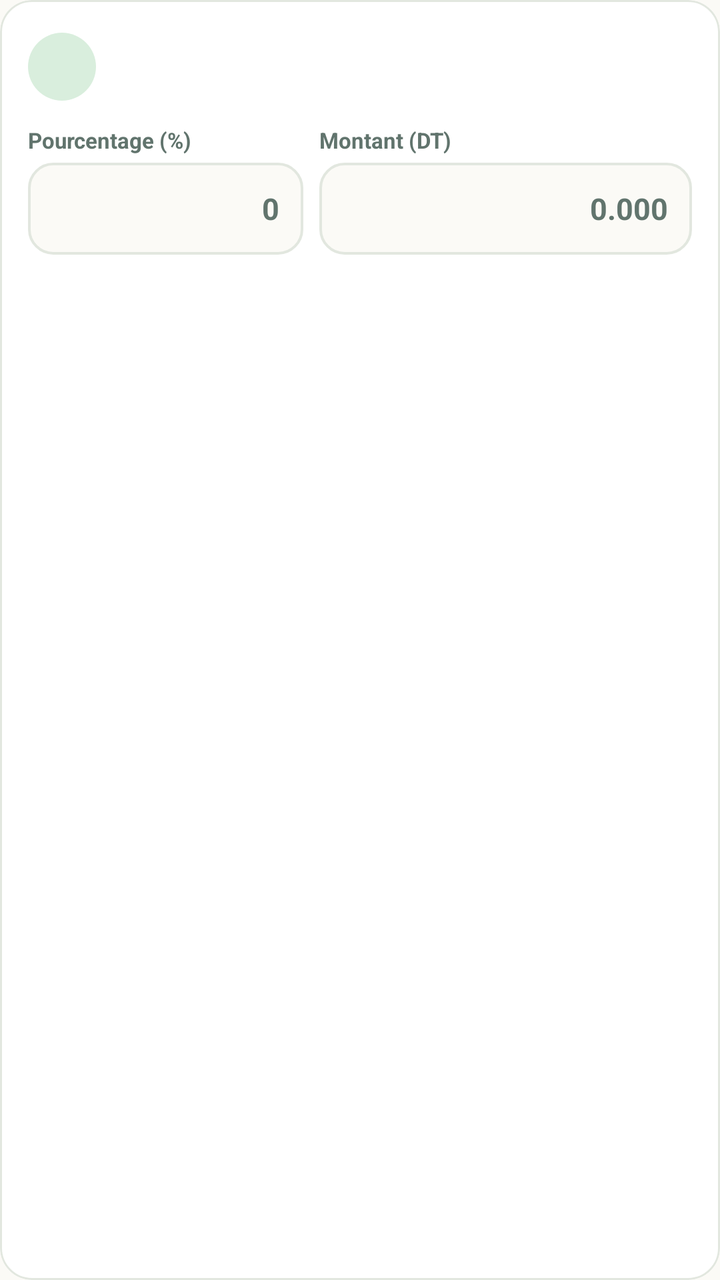
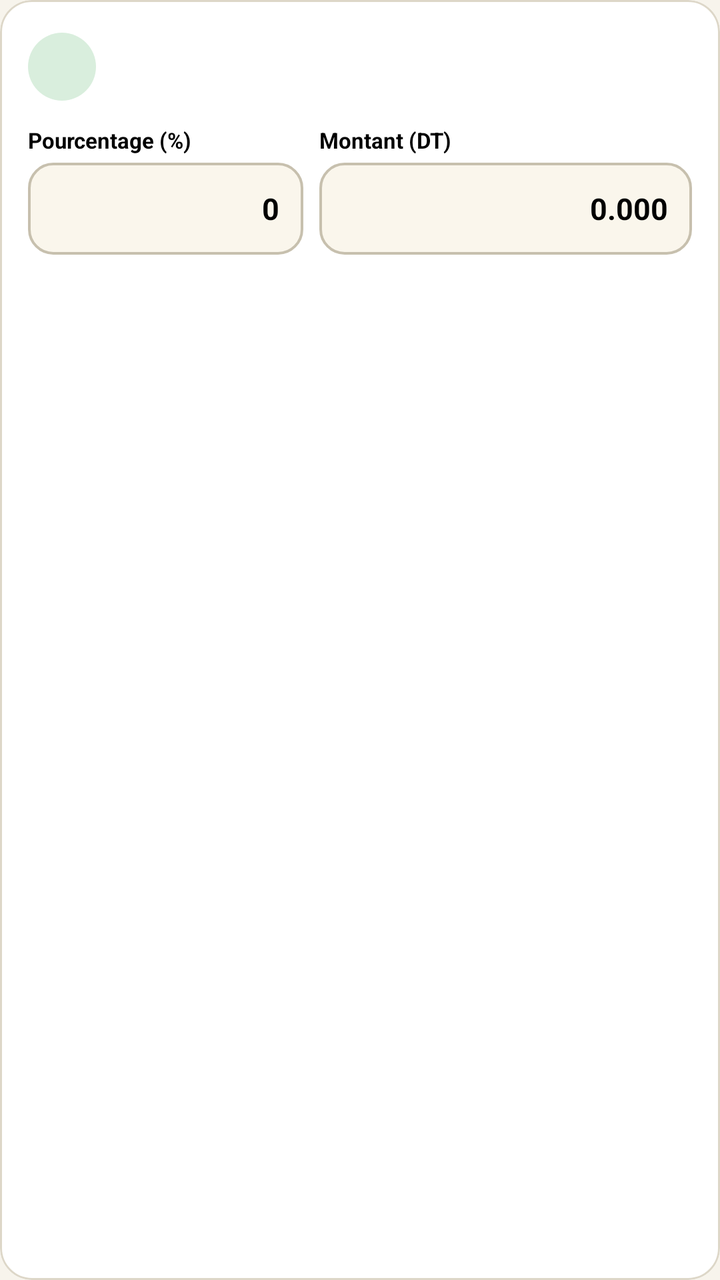

Screens rendered from an Android XML layout before and after an edit, with the pre-edit source and the edit as a unified diff.
<!-- AndroidManifest.xml: application theme Theme.Masrouf1 -->
<!-- res/layout/item_allocation_row.xml -->
<?xml version="1.0" encoding="utf-8"?>
<com.google.android.material.card.MaterialCardView xmlns:android="http://schemas.android.com/apk/res/android"
    xmlns:app="http://schemas.android.com/apk/res-auto"
    android:layout_width="match_parent"
    android:layout_height="wrap_content"
    android:layout_marginBottom="10dp"
    app:cardBackgroundColor="@color/alabaster"
    app:cardCornerRadius="16dp"
    app:cardElevation="0dp"
    app:strokeColor="@color/card_border"
    app:strokeWidth="1dp">

    <LinearLayout
        android:layout_width="match_parent"
        android:layout_height="wrap_content"
        android:orientation="vertical"
        android:padding="14dp">

        <LinearLayout
            android:layout_width="match_parent"
            android:layout_height="wrap_content"
            android:gravity="center_vertical"
            android:orientation="horizontal">

            <FrameLayout
                android:layout_width="34dp"
                android:layout_height="34dp"
                android:layout_marginEnd="10dp"
                android:background="@drawable/bg_circle_mint">

                <ImageView
                    android:id="@+id/alloc_cat_icon"
                    android:layout_width="18dp"
                    android:layout_height="18dp"
                    android:layout_gravity="center"
                    android:contentDescription="@null"
                    app:tint="@color/forest" />
            </FrameLayout>

            <LinearLayout
                android:layout_width="0dp"
                android:layout_height="wrap_content"
                android:layout_weight="1"
                android:orientation="vertical">

                <TextView
                    android:id="@+id/alloc_cat_name"
                    android:layout_width="match_parent"
                    android:layout_height="wrap_content"
                    android:textColor="@color/forest"
                    android:textSize="15sp"
                    android:textStyle="bold" />

                <TextView
                    android:id="@+id/alloc_cat_default_hint"
                    android:layout_width="match_parent"
                    android:layout_height="wrap_content"
                    android:layout_marginTop="2dp"
                    android:textColor="@color/muted_green"
                    android:textSize="12sp" />
            </LinearLayout>
        </LinearLayout>

        
        <LinearLayout
            android:layout_width="match_parent"
            android:layout_height="wrap_content"
            android:layout_marginTop="10dp"
            android:orientation="horizontal">

            <LinearLayout
                android:layout_width="0dp"
                android:layout_height="wrap_content"
                android:layout_marginEnd="8dp"
                android:layout_weight="1"
                android:orientation="vertical">

                <TextView
                    android:layout_width="match_parent"
                    android:layout_height="wrap_content"
                    android:labelFor="@id/alloc_cat_percent_input"
                    android:text="@string/allocate_pct_label"
                    android:textColor="@color/muted_green"
                    android:textSize="11sp"
                    android:textStyle="bold" />

                <EditText
                    android:id="@+id/alloc_cat_percent_input"
                    android:layout_width="match_parent"
                    android:layout_height="46dp"
                    android:layout_marginTop="4dp"
                    android:background="@drawable/bg_allocation_input"
                    android:gravity="center_vertical|end"
                    android:hint="0"
                    android:inputType="numberDecimal"
                    android:maxLines="1"
                    android:paddingHorizontal="12dp"
                    android:textColor="@color/ink"
                    android:textColorHint="@color/muted_green"
                    android:textSize="15sp"
                    android:textStyle="bold" />
            </LinearLayout>

            <LinearLayout
                android:layout_width="0dp"
                android:layout_height="wrap_content"
                android:layout_weight="1.35"
                android:orientation="vertical">

                <TextView
                    android:layout_width="match_parent"
                    android:layout_height="wrap_content"
                    android:labelFor="@id/alloc_cat_amount_input"
                    android:text="@string/allocate_amount_label"
                    android:textColor="@color/muted_green"
                    android:textSize="11sp"
                    android:textStyle="bold" />

                <EditText
                    android:id="@+id/alloc_cat_amount_input"
                    android:layout_width="match_parent"
                    android:layout_height="46dp"
                    android:layout_marginTop="4dp"
                    android:background="@drawable/bg_allocation_input"
                    android:gravity="center_vertical|end"
                    android:hint="0.000"
                    android:inputType="numberDecimal"
                    android:maxLines="1"
                    android:paddingHorizontal="12dp"
                    android:textColor="@color/ink"
                    android:textColorHint="@color/muted_green"
                    android:textSize="15sp"
                    android:textStyle="bold" />
            </LinearLayout>
        </LinearLayout>
    </LinearLayout>
</com.google.android.material.card.MaterialCardView>
<!-- resources referenced by this layout -->
<resources>
  <color name="card_border">#E2E7DF</color>
  <color name="ink">#112B28</color>
  <color name="muted_green">#61746D</color>
  <!-- drawable bg_allocation_input (drawable) -->
  <?xml version="1.0" encoding="utf-8"?>
  <shape xmlns:android="http://schemas.android.com/apk/res/android"
      android:shape="rectangle">
      <solid android:color="@color/cream" />
      <corners android:radius="12dp" />
      <stroke
          android:width="1.2dp"
          android:color="@color/card_border" />
  </shape>
  <color name="cream">#FBFAF6</color>
  <style name="Base.Theme.Masrouf1" parent="Theme.Material3.DayNight.NoActionBar">
          
          <item name="colorPrimary">@color/forest</item>
          <item name="colorOnPrimary">@color/alabaster</item>
          <item name="colorPrimaryContainer">@color/mint</item>
          <item name="colorOnPrimaryContainer">@color/forest</item>
          <item name="colorSecondary">@color/emerald</item>
          <item name="colorOnSecondary">@color/alabaster</item>
          <item name="colorSecondaryContainer">@color/mint_light</item>
          <item name="colorOnSecondaryContainer">@color/forest</item>
          <item name="colorTertiary">@color/mint_accent</item>
          <item name="colorOnTertiary">@color/forest</item>
          <item name="colorTertiaryContainer">@color/mint</item>
          <item name="colorOnTertiaryContainer">@color/forest</item>
  
          
          <item name="colorControlActivated">@color/emerald</item>
          <item name="colorControlHighlight">@color/mint</item>
          <item name="colorControlNormal">@color/muted_green</item>
          <item name="colorAccent">@color/emerald</item>
          <item name="android:colorAccent">@color/emerald</item>
          <item name="android:textColorHighlight">@color/mint</item>
  
          
          <item name="colorSurface">@color/alabaster</item>
          <item name="colorOnSurface">@color/forest</item>
          <item name="colorSurfaceVariant">@color/cream</item>
          <item name="colorOnSurfaceVariant">@color/muted_green</item>
          <item name="colorSurfaceContainerLowest">@color/alabaster</item>
          <item name="colorSurfaceContainerLow">@color/cream</item>
          <item name="colorSurfaceContainer">@color/cream</item>
          <item name="colorSurfaceContainerHigh">@color/mint</item>
          <item name="colorSurfaceContainerHighest">@color/mint</item>
          <item name="android:colorBackground">@color/cream</item>
          <item name="colorOnBackground">@color/forest</item>
  
          
          <item name="colorError">@color/coral</item>
          <item name="colorOnError">@color/alabaster</item>
  
          
          <item name="colorOutline">@color/card_border</item>
          <item name="colorOutlineVariant">@color/card_border</item>
  
          
          <item name="android:textColorPrimary">@color/forest</item>
          <item name="android:textColorSecondary">@color/muted_green</item>
          <item name="android:textColorHint">@color/muted_green</item>
  
          
          <item name="android:windowLightStatusBar">true</item>
          <item name="android:statusBarColor">@color/cream</item>
          <item name="android:navigationBarColor">@color/cream</item>
          <item name="android:windowBackground">@color/cream</item>
  
          
          <item name="android:colorEdgeEffect">@color/mint_accent</item>
  
          
          <item name="textInputStyle">@style/Widget.Masrouf.TextInputLayout</item>
          <item name="chipStyle">@style/Widget.Masrouf.Chip</item>
          <item name="materialButtonOutlinedStyle">@style/Widget.Masrouf.Button.Outlined</item>
          <item name="materialAlertDialogTheme">@style/ThemeOverlay.Masrouf.AlertDialog</item>
          
          <item name="editTextStyle">@style/Widget.Masrouf.EditText</item>
          
          <item name="android:textColor">@color/ink</item>
          
          <item name="materialButtonStyle">@style/Widget.Masrouf.Button.Material</item>
      </style>
  <color name="mint_accent">#85B8A5</color>
  <style name="Widget.Masrouf.TextInputLayout" parent="Widget.Material3.TextInputLayout.OutlinedBox">
          <item name="boxBackgroundColor">@color/alabaster</item>
          <item name="boxStrokeColor">@color/text_input_stroke_color</item>
          <item name="hintEnabled">false</item>
          <item name="hintTextColor">@color/text_input_label_color</item>
          <item name="android:textColorHint">@color/muted_green</item>
          <item name="boxCornerRadiusTopStart">12dp</item>
          <item name="boxCornerRadiusTopEnd">12dp</item>
          <item name="boxCornerRadiusBottomStart">12dp</item>
          <item name="boxCornerRadiusBottomEnd">12dp</item>
      </style>
  <style name="Widget.Masrouf.Chip" parent="Widget.Material3.Chip.Filter">
          <item name="chipBackgroundColor">@color/chip_background_color</item>
          <item name="chipStrokeColor">@color/chip_stroke_color</item>
          <item name="chipStrokeWidth">1dp</item>
          <item name="android:textColor">@color/forest</item>
          <item name="checkedIconTint">@color/emerald</item>
      </style>
  <style name="Widget.Masrouf.Button.Outlined" parent="Widget.Material3.Button.OutlinedButton">
          <item name="android:textColor">@color/forest</item>
          <item name="strokeColor">@color/forest</item>
          <item name="iconTint">@color/forest</item>
      </style>
  <style name="ThemeOverlay.Masrouf.AlertDialog" parent="ThemeOverlay.Material3.MaterialAlertDialog">
          <item name="colorPrimary">@color/forest</item>
          <item name="colorSecondary">@color/emerald</item>
          <item name="colorSurface">@color/alabaster</item>
          <item name="colorSurfaceContainerHigh">@color/alabaster</item>
          <item name="buttonBarPositiveButtonStyle">@style/Widget.Masrouf.DialogButton</item>
          <item name="buttonBarNegativeButtonStyle">@style/Widget.Masrouf.DialogButton</item>
          <item name="buttonBarNeutralButtonStyle">@style/Widget.Masrouf.DialogButton</item>
      </style>
  <style name="Widget.Masrouf.EditText" parent="Widget.AppCompat.EditText">
          <item name="android:textColor">@color/ink</item>
          <item name="android:textColorHint">@color/muted_green</item>
      </style>
  <style name="Widget.Masrouf.DialogButton" parent="Widget.Material3.Button.TextButton.Dialog">
          <item name="android:textColor">@color/emerald</item>
      </style>
  <!-- unchanged entries left out for length: 11 -->
</resources>

<!-- the commit's change to res/layout/item_allocation_row.xml (unified diff, before → after) -->
@@ -80,7 +80,7 @@
                     android:layout_height="wrap_content"
                     android:labelFor="@id/alloc_cat_percent_input"
                     android:text="@string/allocate_pct_label"
-                    android:textColor="@color/muted_green"
+                    android:textColor="@color/black"
                     android:textSize="11sp"
                     android:textStyle="bold" />
 
@@ -95,8 +95,8 @@
                     android:inputType="numberDecimal"
                     android:maxLines="1"
                     android:paddingHorizontal="12dp"
-                    android:textColor="@color/ink"
-                    android:textColorHint="@color/muted_green"
+                    android:textColor="@color/black"
+                    android:textColorHint="@color/black"
                     android:textSize="15sp"
                     android:textStyle="bold" />
             </LinearLayout>
@@ -112,7 +112,7 @@
                     android:layout_height="wrap_content"
                     android:labelFor="@id/alloc_cat_amount_input"
                     android:text="@string/allocate_amount_label"
-                    android:textColor="@color/muted_green"
+                    android:textColor="@color/black"
                     android:textSize="11sp"
                     android:textStyle="bold" />
 
@@ -127,8 +127,8 @@
                     android:inputType="numberDecimal"
                     android:maxLines="1"
                     android:paddingHorizontal="12dp"
-                    android:textColor="@color/ink"
-                    android:textColorHint="@color/muted_green"
+                    android:textColor="@color/black"
+                    android:textColorHint="@color/black"
                     android:textSize="15sp"
                     android:textStyle="bold" />
             </LinearLayout>
<!-- resource entries referenced after the edit -->
@@ -1,96 +1,104 @@
 <!-- resources referenced by this layout -->
 <resources>
-  <color name="card_border">#E2E7DF</color>
-  <color name="ink">#112B28</color>
-  <color name="muted_green">#61746D</color>
+  <color name="black">#FF000000</color>
+  <color name="card_border">#DDD7C8</color>
+  <color name="muted_green">#3B4D45</color>
   <!-- drawable bg_allocation_input (drawable) -->
   <?xml version="1.0" encoding="utf-8"?>
   <shape xmlns:android="http://schemas.android.com/apk/res/android"
       android:shape="rectangle">
-      <solid android:color="@color/cream" />
+      <solid android:color="@color/form_beige" />
       <corners android:radius="12dp" />
       <stroke
           android:width="1.2dp"
-          android:color="@color/card_border" />
+          android:color="@color/input_border" />
   </shape>
-  <color name="cream">#FBFAF6</color>
+  <color name="form_beige">#FAF6EC</color>
+  <color name="input_border">#C7C0AE</color>
+  <color name="cream">#F7F4EC</color>
   <style name="Base.Theme.Masrouf1" parent="Theme.Material3.DayNight.NoActionBar">
-          
           <item name="colorPrimary">@color/forest</item>
           <item name="colorOnPrimary">@color/alabaster</item>
           <item name="colorPrimaryContainer">@color/mint</item>
-          <item name="colorOnPrimaryContainer">@color/forest</item>
+          <item name="colorOnPrimaryContainer">@color/black</item>
           <item name="colorSecondary">@color/emerald</item>
           <item name="colorOnSecondary">@color/alabaster</item>
           <item name="colorSecondaryContainer">@color/mint_light</item>
-          <item name="colorOnSecondaryContainer">@color/forest</item>
-          <item name="colorTertiary">@color/mint_accent</item>
-          <item name="colorOnTertiary">@color/forest</item>
+          <item name="colorOnSecondaryContainer">@color/black</item>
+          <item name="colorTertiary">@color/emerald</item>
+          <item name="colorOnTertiary">@color/alabaster</item>
           <item name="colorTertiaryContainer">@color/mint</item>
-          <item name="colorOnTertiaryContainer">@color/forest</item>
+          <item name="colorOnTertiaryContainer">@color/black</item>
   
           
           <item name="colorControlActivated">@color/emerald</item>
           <item name="colorControlHighlight">@color/mint</item>
-          <item name="colorControlNormal">@color/muted_green</item>
+          <item name="colorControlNormal">@color/black</item>
           <item name="colorAccent">@color/emerald</item>
           <item name="android:colorAccent">@color/emerald</item>
           <item name="android:textColorHighlight">@color/mint</item>
   
           
           <item name="colorSurface">@color/alabaster</item>
-          <item name="colorOnSurface">@color/forest</item>
-          <item name="colorSurfaceVariant">@color/cream</item>
-          <item name="colorOnSurfaceVariant">@color/muted_green</item>
+          <item name="colorOnSurface">@color/black</item>
+          <item name="colorSurfaceVariant">@color/form_beige</item>
+          <item name="colorOnSurfaceVariant">@color/black</item>
           <item name="colorSurfaceContainerLowest">@color/alabaster</item>
-          <item name="colorSurfaceContainerLow">@color/cream</item>
-          <item name="colorSurfaceContainer">@color/cream</item>
-          <item name="colorSurfaceContainerHigh">@color/mint</item>
+          <item name="colorSurfaceContainerLow">@color/form_beige</item>
+          <item name="colorSurfaceContainer">@color/form_beige</item>
+          <item name="colorSurfaceContainerHigh">@color/form_beige</item>
           <item name="colorSurfaceContainerHighest">@color/mint</item>
           <item name="android:colorBackground">@color/cream</item>
-          <item name="colorOnBackground">@color/forest</item>
-  
-          
+          <item name="colorOnBackground">@color/black</item>
+  
           <item name="colorError">@color/coral</item>
           <item name="colorOnError">@color/alabaster</item>
-  
-          
-          <item name="colorOutline">@color/card_border</item>
+          <item name="colorOutline">@color/input_border</item>
           <item name="colorOutlineVariant">@color/card_border</item>
   
-          
-          <item name="android:textColorPrimary">@color/forest</item>
-          <item name="android:textColorSecondary">@color/muted_green</item>
-          <item name="android:textColorHint">@color/muted_green</item>
-  
-          
+          <item name="android:textColor">@color/black</item>
+          <item name="android:textColorPrimary">@color/black</item>
+          <item name="android:textColorSecondary">@color/black</item>
+          <item name="android:textColorHint">@color/black</item>
+          <item name="textColorAlertDialogListItem">@color/black</item>
+  
           <item name="android:windowLightStatusBar">true</item>
           <item name="android:statusBarColor">@color/cream</item>
           <item name="android:navigationBarColor">@color/cream</item>
           <item name="android:windowBackground">@color/cream</item>
-  
-          
-          <item name="android:colorEdgeEffect">@color/mint_accent</item>
+          <item name="android:colorEdgeEffect">@color/emerald</item>
   
           
           <item name="textInputStyle">@style/Widget.Masrouf.TextInputLayout</item>
+          <item name="editTextStyle">@style/Widget.Masrouf.EditText</item>
+          <item name="spinnerStyle">@style/Widget.Masrouf.Spinner</item>
+          <item name="android:spinnerStyle">@style/Widget.Masrouf.Spinner</item>
+          <item name="spinnerDropDownItemStyle">@style/Widget.Masrouf.SpinnerDropDownItem</item>
+          <item name="android:spinnerDropDownItemStyle">@style/Widget.Masrouf.SpinnerDropDownItem</item>
+          <item name="checkboxStyle">@style/Widget.Masrouf.CheckBox</item>
+          <item name="radioButtonStyle">@style/Widget.Masrouf.RadioButton</item>
+          <item name="android:checkedTextViewStyle">@style/Widget.Masrouf.CheckedTextView</item>
           <item name="chipStyle">@style/Widget.Masrouf.Chip</item>
+          <item name="materialButtonStyle">@style/Widget.Masrouf.Button.Material</item>
           <item name="materialButtonOutlinedStyle">@style/Widget.Masrouf.Button.Outlined</item>
+  
+          
+          <item name="alertDialogTheme">@style/ThemeOverlay.Masrouf.AlertDialog</item>
+          <item name="android:alertDialogTheme">@style/ThemeOverlay.Masrouf.AlertDialog</item>
           <item name="materialAlertDialogTheme">@style/ThemeOverlay.Masrouf.AlertDialog</item>
-          
-          <item name="editTextStyle">@style/Widget.Masrouf.EditText</item>
-          
-          <item name="android:textColor">@color/ink</item>
-          
-          <item name="materialButtonStyle">@style/Widget.Masrouf.Button.Material</item>
-      </style>
-  <color name="mint_accent">#85B8A5</color>
+          <item name="android:datePickerDialogTheme">@style/ThemeOverlay.Masrouf.DatePicker</item>
+          <item name="bottomSheetDialogTheme">@style/ThemeOverlay.Masrouf.BottomSheet</item>
+      </style>
   <style name="Widget.Masrouf.TextInputLayout" parent="Widget.Material3.TextInputLayout.OutlinedBox">
-          <item name="boxBackgroundColor">@color/alabaster</item>
+          <item name="boxBackgroundColor">@color/form_beige</item>
+          <item name="boxBackgroundMode">outline</item>
           <item name="boxStrokeColor">@color/text_input_stroke_color</item>
+          <item name="cursorColor">@color/emerald</item>
+          <item name="endIconTint">@color/black</item>
+          <item name="startIconTint">@color/black</item>
           <item name="hintEnabled">false</item>
-          <item name="hintTextColor">@color/text_input_label_color</item>
-          <item name="android:textColorHint">@color/muted_green</item>
+          <item name="hintTextColor">@color/black</item>
+          <item name="android:textColorHint">@color/black</item>
           <item name="boxCornerRadiusTopStart">12dp</item>
           <item name="boxCornerRadiusTopEnd">12dp</item>
           <item name="boxCornerRadiusBottomStart">12dp</item>
@@ -100,29 +108,100 @@
           <item name="chipBackgroundColor">@color/chip_background_color</item>
           <item name="chipStrokeColor">@color/chip_stroke_color</item>
           <item name="chipStrokeWidth">1dp</item>
-          <item name="android:textColor">@color/forest</item>
+          <item name="android:textColor">@color/black</item>
           <item name="checkedIconTint">@color/emerald</item>
       </style>
   <style name="Widget.Masrouf.Button.Outlined" parent="Widget.Material3.Button.OutlinedButton">
-          <item name="android:textColor">@color/forest</item>
-          <item name="strokeColor">@color/forest</item>
-          <item name="iconTint">@color/forest</item>
+          <item name="android:minHeight">48dp</item>
+          <item name="backgroundTint">@color/form_beige</item>
+          <item name="android:textColor">@color/black</item>
+          <item name="strokeColor">@color/input_border</item>
+          <item name="iconTint">@color/black</item>
       </style>
   <style name="ThemeOverlay.Masrouf.AlertDialog" parent="ThemeOverlay.Material3.MaterialAlertDialog">
           <item name="colorPrimary">@color/forest</item>
           <item name="colorSecondary">@color/emerald</item>
-          <item name="colorSurface">@color/alabaster</item>
-          <item name="colorSurfaceContainerHigh">@color/alabaster</item>
-          <item name="buttonBarPositiveButtonStyle">@style/Widget.Masrouf.DialogButton</item>
-          <item name="buttonBarNegativeButtonStyle">@style/Widget.Masrouf.DialogButton</item>
-          <item name="buttonBarNeutralButtonStyle">@style/Widget.Masrouf.DialogButton</item>
+          <item name="colorControlActivated">@color/emerald</item>
+          <item name="colorSurface">@color/form_beige</item>
+          <item name="colorSurfaceContainerHigh">@color/form_beige</item>
+          <item name="android:windowBackground">@drawable/bg_dropdown_beige</item>
+          <item name="android:textColor">@color/black</item>
+          <item name="android:textColorPrimary">@color/black</item>
+          <item name="android:textColorSecondary">@color/black</item>
+          <item name="textColorAlertDialogListItem">@color/black</item>
+          <item name="buttonBarPositiveButtonStyle">@style/Widget.Masrouf.DialogButton.Positive</item>
+          <item name="buttonBarNegativeButtonStyle">@style/Widget.Masrouf.DialogButton.Negative</item>
+          <item name="buttonBarNeutralButtonStyle">@style/Widget.Masrouf.DialogButton.Negative</item>
+      </style>
+  <style name="ThemeOverlay.Masrouf.DatePicker" parent="ThemeOverlay.Material3.MaterialCalendar">
+          <item name="colorPrimary">@color/emerald</item>
+          <item name="colorOnPrimary">@color/alabaster</item>
+          <item name="colorSecondary">@color/forest</item>
+          <item name="colorOnSecondary">@color/alabaster</item>
+          <item name="colorSurface">@color/form_beige</item>
+          <item name="colorOnSurface">@color/black</item>
+          <item name="colorSurfaceContainerHigh">@color/form_beige</item>
+          <item name="android:colorAccent">@color/emerald</item>
+          <item name="android:headerBackground">@color/forest</item>
+          <item name="android:textColorPrimary">@color/black</item>
+          <item name="android:textColorSecondary">@color/black</item>
+          <item name="buttonBarPositiveButtonStyle">@style/Widget.Masrouf.DialogButton.Positive</item>
+          <item name="buttonBarNegativeButtonStyle">@style/Widget.Masrouf.DialogButton.Negative</item>
+      </style>
+  <style name="ThemeOverlay.Masrouf.BottomSheet" parent="ThemeOverlay.Material3.BottomSheetDialog">
+          <item name="colorPrimary">@color/emerald</item>
+          <item name="colorSurface">@color/form_beige</item>
+          <item name="colorSurfaceContainerLow">@color/form_beige</item>
+          <item name="android:textColor">@color/black</item>
+          <item name="android:textColorPrimary">@color/black</item>
+      </style>
+  <!-- drawable bg_dropdown_beige (drawable) -->
+  <?xml version="1.0" encoding="utf-8"?>
+  <shape xmlns:android="http://schemas.android.com/apk/res/android"
+      android:shape="rectangle">
+      <solid android:color="@color/form_beige" />
+      <corners android:radius="14dp" />
+      <stroke
+          android:width="1.2dp"
+          android:color="@color/input_border" />
+  </shape>
+  <style name="Widget.Masrouf.DialogButton.Positive" parent="Widget.Material3.Button">
+          <item name="backgroundTint">@color/emerald</item>
+          <item name="android:textColor">@color/alabaster</item>
+          <item name="cornerRadius">12dp</item>
+      </style>
+  <style name="Widget.Masrouf.DialogButton.Negative" parent="Widget.Material3.Button.OutlinedButton">
+          <item name="backgroundTint">@color/form_beige</item>
+          <item name="android:textColor">@color/black</item>
+          <item name="strokeColor">@color/input_border</item>
+          <item name="cornerRadius">12dp</item>
       </style>
   <style name="Widget.Masrouf.EditText" parent="Widget.AppCompat.EditText">
-          <item name="android:textColor">@color/ink</item>
-          <item name="android:textColorHint">@color/muted_green</item>
-      </style>
-  <style name="Widget.Masrouf.DialogButton" parent="Widget.Material3.Button.TextButton.Dialog">
-          <item name="android:textColor">@color/emerald</item>
+          <item name="android:textColor">@color/black</item>
+          <item name="android:textColorHint">@color/black</item>
+          <item name="android:background">@drawable/bg_allocation_input</item>
+      </style>
+  <style name="Widget.Masrouf.Spinner" parent="Widget.AppCompat.Spinner">
+          <item name="android:popupBackground">@drawable/bg_dropdown_beige</item>
+          <item name="android:background">@drawable/bg_allocation_input</item>
+      </style>
+  <style name="Widget.Masrouf.SpinnerDropDownItem" parent="Widget.AppCompat.DropDownItem.Spinner">
+          <item name="android:textColor">@color/black</item>
+          <item name="android:background">@color/form_beige</item>
+          <item name="android:minHeight">48dp</item>
+      </style>
+  <style name="Widget.Masrouf.CheckBox" parent="Widget.Material3.CompoundButton.CheckBox">
+          <item name="buttonTint">@color/masrouf_check_tint</item>
+          <item name="android:textColor">@color/black</item>
+      </style>
+  <style name="Widget.Masrouf.RadioButton" parent="Widget.Material3.CompoundButton.RadioButton">
+          <item name="buttonTint">@color/masrouf_check_tint</item>
+          <item name="android:textColor">@color/black</item>
+      </style>
+  <style name="Widget.Masrouf.CheckedTextView" parent="Widget.AppCompat.TextView">
+          <item name="android:textColor">@color/black</item>
+          <item name="android:background">@color/form_beige</item>
+          <item name="android:checkMarkTint">@color/emerald</item>
       </style>
   <!-- unchanged entries left out for length: 11 -->
 </resources>
